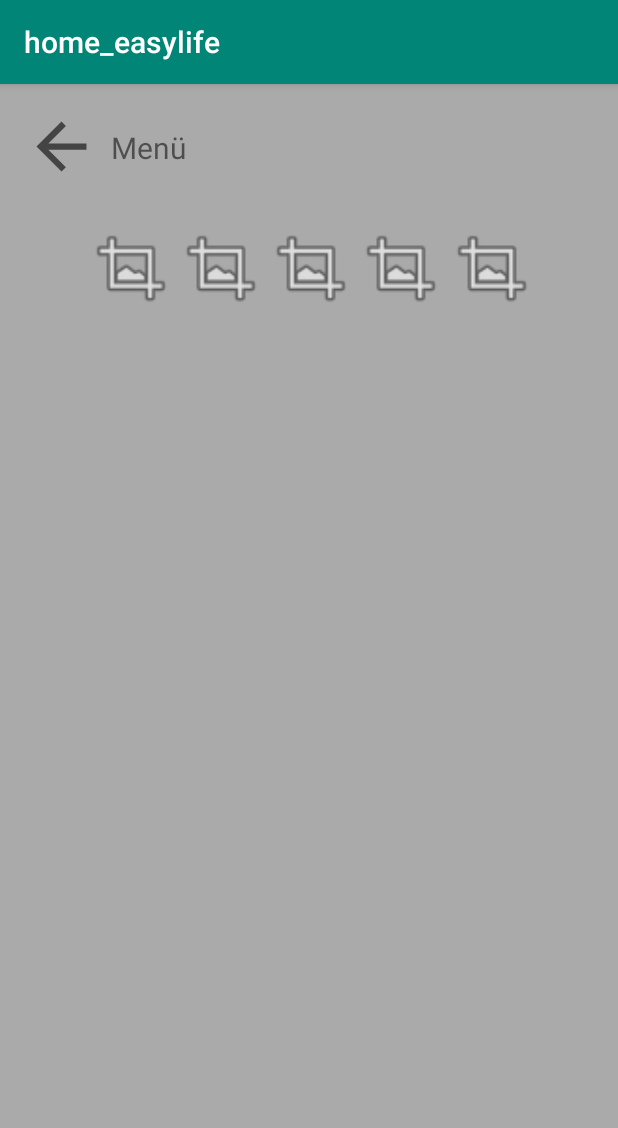
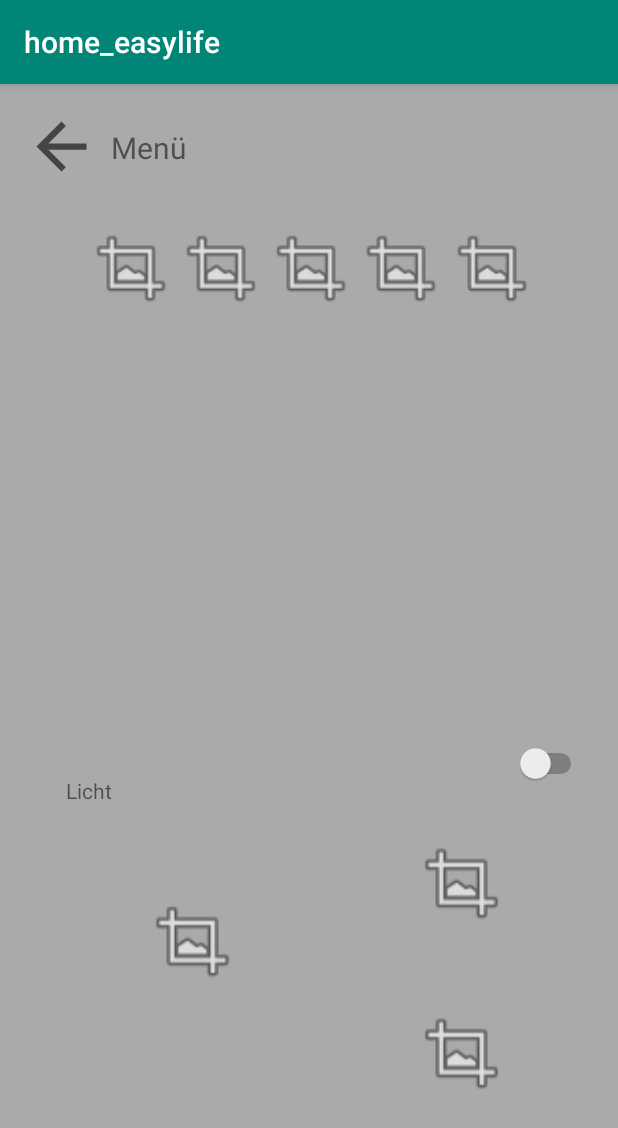
Before and after one commit to sophiafema/home_easylife, an Android app: the PlainRoom screen opened directly, with no data from a screen before it, on a phone screen of 412 x 824 dp. Shown: the top 1128 px of the screen. Run offline under Robolectric (Android 15) with nearby library versions, the phone set to English and light mode, and no system bars.

Commit message:
Swipen und 2 Fragments eingefügt

```diff
--- a/app/build.gradle
+++ b/app/build.gradle
@@ -22,6 +22,7 @@ dependencies {
     implementation fileTree(dir: 'libs', include: ['*.jar'])
     implementation 'androidx.appcompat:appcompat:1.0.2'
     implementation 'androidx.constraintlayout:constraintlayout:1.1.3'
+    implementation 'androidx.legacy:legacy-support-v4:1.0.0'
     testImplementation 'junit:junit:4.12'
     androidTestImplementation 'androidx.test.ext:junit:1.1.0'
     androidTestImplementation 'androidx.test.espresso:espresso-core:3.1.1'
--- /dev/null
+++ b/app/src/main/java/com/sophiafema/home_easylife/Fragment_Light_Kitchen.java
@@ -0,0 +1,23 @@
+package com.sophiafema.home_easylife;
+
+import android.os.Bundle;
+
+import androidx.fragment.app.Fragment;
+
+import android.view.LayoutInflater;
+import android.view.View;
+import android.view.ViewGroup;
+import android.widget.TextView;
+
+
+public class Fragment_Light_Kitchen extends Fragment
+{
+    @Override
+    public View onCreateView(LayoutInflater inflater, ViewGroup container, Bundle saveInstantState)
+    {
+        View light = inflater.inflate(R.layout.fragment_light_kitchen, container, false);
+        return light;
+
+    }
+
+}
--- /dev/null
+++ b/app/src/main/java/com/sophiafema/home_easylife/Fragment_Termostat.java
@@ -0,0 +1,23 @@
+package com.sophiafema.home_easylife;
+
+import android.content.Context;
+import android.net.Uri;
+import android.os.Bundle;
+
+import androidx.fragment.app.Fragment;
+
+import android.view.LayoutInflater;
+import android.view.View;
+import android.view.ViewGroup;
+import android.widget.TextView;
+
+public class Fragment_Termostat extends Fragment
+{
+    @Override
+    public View onCreateView(LayoutInflater inflater, ViewGroup container, Bundle saveInstantState)
+    {
+        View termostat = inflater.inflate(R.layout.fragment_termostat, container, false);
+        return termostat;
+
+    }
+}
--- a/app/src/main/java/com/sophiafema/home_easylife/PlainRoom.java
+++ b/app/src/main/java/com/sophiafema/home_easylife/PlainRoom.java
@@ -1,6 +1,10 @@
 package com.sophiafema.home_easylife;
 
 import androidx.appcompat.app.AppCompatActivity;
+import androidx.fragment.app.Fragment;
+import androidx.fragment.app.FragmentManager;
+import androidx.fragment.app.FragmentPagerAdapter;
+import androidx.viewpager.widget.ViewPager;
 
 import android.os.Bundle;
 import android.view.View;
@@ -18,7 +22,7 @@ public class PlainRoom extends AppCompatActivity implements View.OnClickListener
     ImageView iVPlainRoomSleeping;
     ImageView iVPlainRoomBath;
 
-
+    ViewPager viewPager;
 
     @Override
     protected void onCreate(Bundle savedInstanceState) {
@@ -36,11 +40,38 @@ public class PlainRoom extends AppCompatActivity implements View.OnClickListener
         iVPlainRoomSleeping = (ImageView) findViewById(R.id.iVPlainRoomSleeping);
         iVPlainRoomBath = (ImageView) findViewById(R.id.iVPlainRoomBath);
 
-
+        viewPager = (ViewPager)findViewById(R.id.pager);
+        viewPager.setAdapter(new PagerAdapter(getSupportFragmentManager()));
     }
 
     @Override
     public void onClick(View view) {
         this.finish();
     }
+
+    private class PagerAdapter extends FragmentPagerAdapter
+    {
+        public PagerAdapter(FragmentManager fm)
+        {
+            super(fm);
+        }
+
+        @Override
+        public Fragment getItem(int position)
+        {
+            switch(position)
+            {
+                case 0: return new Fragment_Light_Kitchen();
+                case 1: return new Fragment_Termostat();
+
+            }
+            return null;
+        }
+
+        @Override
+        public int getCount()
+        {
+            return 2;
+        }
+    }
 }
--- a/app/src/main/res/layout/activity_plain_room.xml
+++ b/app/src/main/res/layout/activity_plain_room.xml
@@ -1,5 +1,6 @@
 <?xml version="1.0" encoding="utf-8"?>
-<androidx.constraintlayout.widget.ConstraintLayout xmlns:android="http://schemas.android.com/apk/res/android"
+<androidx.constraintlayout.widget.ConstraintLayout
+    xmlns:android="http://schemas.android.com/apk/res/android"
     xmlns:app="http://schemas.android.com/apk/res-auto"
     xmlns:tools="http://schemas.android.com/tools"
     android:layout_width="match_parent"
@@ -100,4 +101,15 @@
         app:layout_constraintTop_toTopOf="parent"
         app:layout_constraintVertical_bias="0.023" />
 
+    <androidx.viewpager.widget.ViewPager
+        android:id="@+id/pager"
+        android:layout_width="417dp"
+        android:layout_height="552dp"
+        app:layout_constraintBottom_toBottomOf="parent"
+        app:layout_constraintEnd_toEndOf="parent"
+        app:layout_constraintHorizontal_bias="0.0"
+        app:layout_constraintStart_toStartOf="parent"
+        app:layout_constraintTop_toTopOf="parent"
+        app:layout_constraintVertical_bias="1.0" />
+
 </androidx.constraintlayout.widget.ConstraintLayout>
--- /dev/null
+++ b/app/src/main/res/layout/fragment_light_kitchen.xml
@@ -0,0 +1,74 @@
+<?xml version="1.0" encoding="utf-8"?>
+<androidx.constraintlayout.widget.ConstraintLayout xmlns:android="http://schemas.android.com/apk/res/android"
+    xmlns:app="http://schemas.android.com/apk/res-auto"
+    xmlns:tools="http://schemas.android.com/tools"
+    android:id="@+id/collection"
+    android:layout_width="match_parent"
+    android:layout_height="match_parent"
+    tools:context=".Fragment_Light_Kitchen" >
+
+    <ImageView
+        android:id="@+id/iVFLightKitchen1"
+        android:layout_width="66dp"
+        android:layout_height="64dp"
+        android:src="@android:drawable/ic_menu_crop"
+        app:layout_constraintBottom_toBottomOf="parent"
+        app:layout_constraintEnd_toEndOf="parent"
+        app:layout_constraintHorizontal_bias="0.271"
+        app:layout_constraintStart_toStartOf="parent"
+        app:layout_constraintTop_toTopOf="parent"
+        app:layout_constraintVertical_bias="0.662" />
+
+    <ImageView
+        android:id="@+id/iVFLightKitchen2"
+        android:layout_width="66dp"
+        android:layout_height="64dp"
+        android:src="@android:drawable/ic_menu_crop"
+        app:layout_constraintBottom_toBottomOf="parent"
+        app:layout_constraintEnd_toEndOf="parent"
+        app:layout_constraintHorizontal_bias="0.782"
+        app:layout_constraintStart_toStartOf="parent"
+        app:layout_constraintTop_toTopOf="parent"
+        app:layout_constraintVertical_bias="0.815" />
+
+    <ImageView
+        android:id="@+id/iVFLightKitchen3"
+        android:layout_width="66dp"
+        android:layout_height="64dp"
+        android:src="@android:drawable/ic_menu_crop"
+        app:layout_constraintBottom_toBottomOf="parent"
+        app:layout_constraintEnd_toEndOf="parent"
+        app:layout_constraintHorizontal_bias="0.782"
+        app:layout_constraintStart_toStartOf="parent"
+        app:layout_constraintTop_toTopOf="parent"
+        app:layout_constraintVertical_bias="0.583" />
+
+    <TextView
+        android:id="@+id/tVFLightKitchen1"
+        android:layout_width="wrap_content"
+        android:layout_height="wrap_content"
+        android:layout_marginStart="32dp"
+        android:layout_marginLeft="32dp"
+        android:layout_marginTop="120dp"
+        android:text="Licht"
+        app:layout_constraintBottom_toBottomOf="parent"
+        app:layout_constraintEnd_toEndOf="parent"
+        app:layout_constraintHorizontal_bias="0.034"
+        app:layout_constraintStart_toStartOf="parent"
+        app:layout_constraintTop_toTopOf="parent"
+        app:layout_constraintVertical_bias="0.304" />
+
+    <Switch
+        android:id="@+id/sFLightKitchen1"
+        android:layout_width="wrap_content"
+        android:layout_height="wrap_content"
+        android:layout_marginEnd="16dp"
+        android:layout_marginRight="16dp"
+        app:layout_constraintBottom_toBottomOf="parent"
+        app:layout_constraintEnd_toEndOf="parent"
+        app:layout_constraintHorizontal_bias="0.971"
+        app:layout_constraintStart_toStartOf="parent"
+        app:layout_constraintTop_toTopOf="parent"
+        app:layout_constraintVertical_bias="0.426" />
+
+</androidx.constraintlayout.widget.ConstraintLayout>
--- a/app/src/main/res/values/strings.xml
+++ b/app/src/main/res/values/strings.xml
@@ -1,3 +1,6 @@
 <resources>
     <string name="app_name">home_easylife</string>
+
+    <!-- TODO: Remove or change this placeholder text -->
+    <string name="hello_blank_fragment">Hello blank fragment</string>
 </resources>
```
Also changed, not shown: app/src/main/res/layout/fragment_termostat.xml (added, +49 -0 lines).
